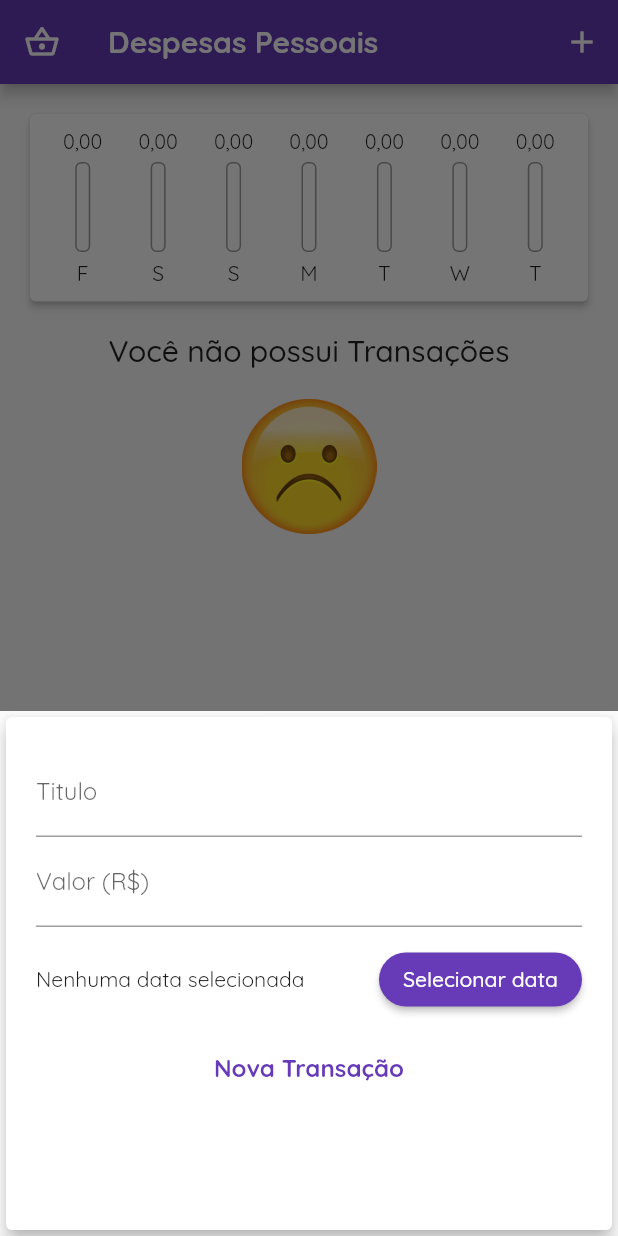
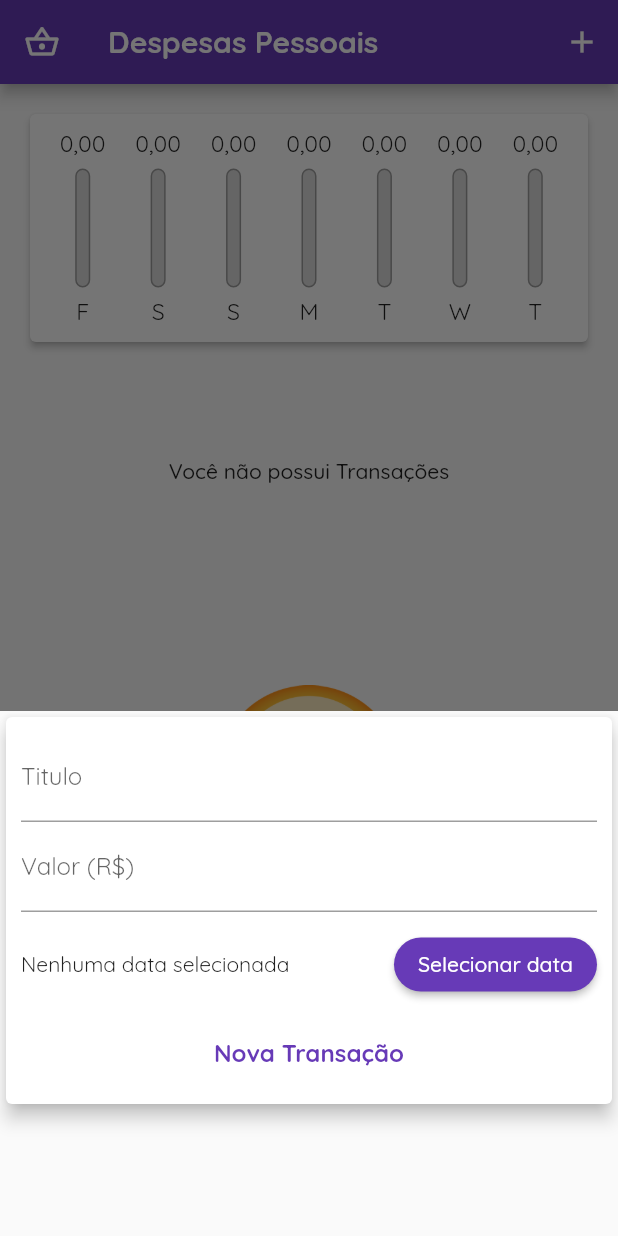
Before and after one commit to larinuness/flutter-app-despesas, a Flutter app: the screen it shows after launch, after a tap on the "add" icon, on a phone screen of 412 x 824 dp. Run offline on Flutter 3.47's test engine with Material 2 defaults, Android fonts, the phone set to English and light mode, and no system bars; our stand-ins replace google_fonts.

Commit message:
Colocando Responsividade

```diff
--- a/projeto_despesas/lib/components/chart.dart
+++ b/projeto_despesas/lib/components/chart.dart
@@ -1,6 +1,6 @@
 import 'package:flutter/material.dart';
 import 'package:intl/intl.dart';
-import 'package:projeto_despesas/components/chart_bar.dart';
+import 'chart_bar.dart';
 import '../models/transaction.dart';
 
 //o gráfico sempre vai pegar as transações final do mes
--- a/projeto_despesas/lib/components/chart_bar.dart
+++ b/projeto_despesas/lib/components/chart_bar.dart
@@ -15,22 +15,26 @@ class ChartBar extends StatelessWidget {
 
   @override
   Widget build(BuildContext context) {
+    return LayoutBuilder(
+      builder: (ctx, constraints) {
         return Column(
           children: [
             //diminui o valor pra tentar fica igual aos outros
             SizedBox(
-          height: 17,
+              height: constraints.maxHeight * 0.15,
+              //tenta deixa o texto sempre do mesmo tamanho, mesmo o valor nele
+              //sendo maior
               child: FittedBox(
                 child: Text(
                   value.toStringAsFixed(2).replaceAll('.', ','),
                 ),
               ),
             ),
-        const SizedBox(
-          height: 5,
+            SizedBox(
+              height: constraints.maxHeight * 0.05,
             ),
             SizedBox(
-          height: 60,
+              height: constraints.maxHeight * 0.6,
               width: 10,
               child: Stack(
                 //deixa o gráfico subindo de baixa pra cima
@@ -38,11 +42,12 @@ class ChartBar extends StatelessWidget {
                 children: [
                   Container(
                     decoration: BoxDecoration(
-                  borderRadius: BorderRadius.circular(4),
                       border: Border.all(
                         color: Colors.grey,
                         width: 1.0,
                       ),
+                      color: const Color.fromRGBO(220, 220, 220, 1),
+                      borderRadius: BorderRadius.circular(5),
                     ),
                   ),
                   //um sizedbox fracionado
@@ -57,11 +62,16 @@ class ChartBar extends StatelessWidget {
                 ],
               ),
             ),
-        const SizedBox(
-          height: 5,
+            SizedBox(height: constraints.maxHeight * 0.05),
+            SizedBox(
+              child: FittedBox(
+                child: Text(label),
               ),
-        Text(label)
+              height: constraints.maxHeight * 0.15,
+            )
           ],
+        );
+      },
     );
   }
 }
--- a/projeto_despesas/lib/components/no_transactions.dart
+++ b/projeto_despesas/lib/components/no_transactions.dart
@@ -5,18 +5,25 @@ class NoTransactions extends StatelessWidget {
 
   @override
   Widget build(BuildContext context) {
+    return LayoutBuilder(builder: (ctx, constraints) {
       return Column(
         children: [
-        const Text('Você não possui Transações',
-            style: TextStyle(fontSize: 20, fontWeight: FontWeight.w500)),
-        const SizedBox(
-          height: 20,
+          SizedBox(height: constraints.maxHeight * 0.1),
+          SizedBox(
+            height: constraints.maxHeight * 0.2,
+            child: const Text('Você não possui Transações',
+                style: TextStyle(fontWeight: FontWeight.w500)),
+          ),
+          SizedBox(
+            height: constraints.maxHeight * 0.02,
           ),
           Center(
-          child:
-              Image.asset('assets/images/sademoji.png', height: 90, width: 90),
+            child: Image.asset('assets/images/sademoji.png',
+                height: constraints.maxHeight * 0.3,
+                width: constraints.maxWidth * 0.3),
           ),
         ],
       );
+    });
   }
 }
--- a/projeto_despesas/lib/components/transaction_form.dart
+++ b/projeto_despesas/lib/components/transaction_form.dart
@@ -48,10 +48,15 @@ class _TransactionFormState extends State<TransactionForm> {
 
   @override
   Widget build(BuildContext context) {
-    return Card(
+    return SingleChildScrollView(
+      child: Card(
         elevation: 5,
         child: Padding(
-        padding: const EdgeInsets.all(20.0),
+          padding: EdgeInsets.only(
+              top: 10,
+              right: 10,
+              left: 10,
+              bottom: 10 + MediaQuery.of(context).viewInsets.bottom),
           child: Column(
             children: [
               TextField(
@@ -115,6 +120,7 @@ class _TransactionFormState extends State<TransactionForm> {
             ],
           ),
         ),
+      ),
     );
   }
 }
--- a/projeto_despesas/lib/components/transaction_list.dart
+++ b/projeto_despesas/lib/components/transaction_list.dart
@@ -12,11 +12,7 @@ class TransactionList extends StatelessWidget {
 
   @override
   Widget build(BuildContext context) {
-    return SizedBox(
-      height: 500,
-      //se a lista tiver vazia mostra msg com emoji
-      //se tiver algo mostra a lista com os itens
-      child: transactions.isEmpty
+    return transactions.isEmpty
         ? const NoTransactions()
         : ListView.builder(
             //quantidade de itens
@@ -26,13 +22,12 @@ class TransactionList extends StatelessWidget {
               final tr = transactions[index];
               return Card(
                 elevation: 2,
-                  margin:
-                      const EdgeInsets.symmetric(vertical: 8, horizontal: 5),
+                margin: const EdgeInsets.symmetric(vertical: 8, horizontal: 5),
                 child: ListTile(
                   leading: CircleAvatar(
                     radius: 30,
                     child: Padding(
-                        padding: const EdgeInsets.all(10.0),
+                      padding: const EdgeInsets.all(6.0),
                       child: FittedBox(
                         child: Text(
                           'R\$${tr.value.toString().replaceAll('.', ',')}',
@@ -54,7 +49,6 @@ class TransactionList extends StatelessWidget {
                 ),
               );
             },
-            ),
           );
   }
 }
--- a/projeto_despesas/lib/main.dart
+++ b/projeto_despesas/lib/main.dart
@@ -1,8 +1,9 @@
 import 'dart:math';
 import 'dart:ui';
 import 'package:flutter/material.dart';
+
 import 'package:google_fonts/google_fonts.dart';
-import 'package:projeto_despesas/components/chart.dart';
+import 'components/chart.dart';
 import 'components/transaction_form.dart';
 
 import '../models/transaction.dart';
@@ -37,7 +38,81 @@ class MyHomePage extends StatefulWidget {
 }
 
 class _MyHomePageState extends State<MyHomePage> {
-  final List<Transaction> _transactions = [];
+  bool _showChart = false;
+  final List<Transaction> _transactions = [
+    // Transaction(
+    //   id: "t1",
+    //   title: "Jogo",
+    //   value: 50.50,
+    //   date: DateTime.now(),
+    // ),
+    // Transaction(
+    //   id: "t2",
+    //   title: "Jogo",
+    //   value: 50.50,
+    //   date: DateTime.now(),
+    // ),
+    // Transaction(
+    //   id: "t3",
+    //   title: "Jogo",
+    //   value: 50.50,
+    //   date: DateTime.now(),
+    // ),
+    // Transaction(
+    //   id: "t4",
+    //   title: "Jogo",
+    //   value: 50.50,
+    //   date: DateTime.now(),
+    // ),
+    // Transaction(
+    //   id: "t5",
+    //   title: "Jogo",
+    //   value: 50.50,
+    //   date: DateTime.now(),
+    // ),
+    // Transaction(
+    //   id: "t6",
+    //   title: "Jogo",
+    //   value: 50.50,
+    //   date: DateTime.now(),
+    // ),
+    // Transaction(
+    //   id: "t7",
+    //   title: "Jogo",
+    //   value: 50.50,
+    //   date: DateTime.now(),
+    // ),
+    // Transaction(
+    //   id: "t8",
+    //   title: "Jogo",
+    //   value: 50.50,
+    //   date: DateTime.now(),
+    // ),
+    // Transaction(
+    //   id: "t9",
+    //   title: "Jogo",
+    //   value: 50.50,
+    //   date: DateTime.now(),
+    // ),
+    // Transaction(
+    //   id: "t10",
+    //   title: "Jogo",
+    //   value: 50.50,
+    //   date: DateTime.now(),
+    // ),
+    // Transaction(
+    //   id: "t11",
+    //   title: "Jogo",
+    //   value: 50.50,
+    //   date: DateTime.now(),
+    // ),
+    // Transaction(
+    //   id: "t12",
+    //   title: "Jogo",
+    //   value: 50.50,
+    //   date: DateTime.now(),
+    // ),
+  ];
 
   //filter
   //vai checar se as transações entra dentro dos 7 dias
@@ -93,8 +168,12 @@ class _MyHomePageState extends State<MyHomePage> {
 
   @override
   Widget build(BuildContext context) {
-    return Scaffold(
-      appBar: AppBar(
+    //deixa o app no modo retrato
+    // SystemChrome.setPreferredOrientations([DeviceOrientation.portraitUp]);
+    final mediaQuery = MediaQuery.of(context);
+    bool isLandScape = mediaQuery.orientation == Orientation.landscape;
+
+    final appBar = AppBar(
       title: const Text(
         'Despesas Pessoais',
         style: TextStyle(
@@ -103,23 +182,64 @@ class _MyHomePageState extends State<MyHomePage> {
       ),
       leading: const Icon(Icons.shopping_basket_outlined),
       actions: [
+        if (isLandScape)
+          IconButton(
+            onPressed: () {
+              setState(() {
+                _showChart = !_showChart;
+              });
+            },
+            icon: Icon(
+              _showChart ? Icons.list : Icons.show_chart,
+            ),
+          ),
         IconButton(
           onPressed: () => _openTransactionFormModal(context),
           icon: const Icon(
             Icons.add,
           ),
-          )
+        ),
       ],
-      ),
+    );
+    //faz com que o tamanho que escolher pra ocupar a tela
+    //não conta com o appBar, assim tem 100% da tela pra gerenciar
+    //o espaço
+    final avaliableHeight = mediaQuery.size.height -
+        appBar.preferredSize.height -
+        mediaQuery.padding.top;
+    return Scaffold(
+      appBar: appBar,
       body: SingleChildScrollView(
         child: Column(
           //vem padrão na column esse atributos
           //mainAxisAlignment: MainAxisAlignment.spaceAround,
           crossAxisAlignment: CrossAxisAlignment.stretch,
           children: [
-            Chart(recentsTransactions: _recentTransactions),
-            TransactionList(
-                transactions: _transactions, onRemove: _removeTransaction)
+            // if (isLandScape)
+            //   Row(
+            //     mainAxisAlignment: MainAxisAlignment.center,
+            //     children: [
+            //       Text('Exibir Gráfico'),
+            //       Switch(
+            //         value: _showChart,
+            //         onChanged: (value) {
+            //           setState(() {
+            //             _showChart = value;
+            //           });
+            //         },
+            //       ),
+            //     ],
+            //   ),
+            if (_showChart || !isLandScape)
+              SizedBox(
+                height: avaliableHeight * (isLandScape ? 0.7 : 0.25),
+                child: Chart(recentsTransactions: _recentTransactions),
+              ),
+            SizedBox(
+              height: avaliableHeight * 0.75,
+              child: TransactionList(
+                  transactions: _transactions, onRemove: _removeTransaction),
+            )
           ],
         ),
       ),
```
Lines whose indentation alone changed are shown as unchanged.
